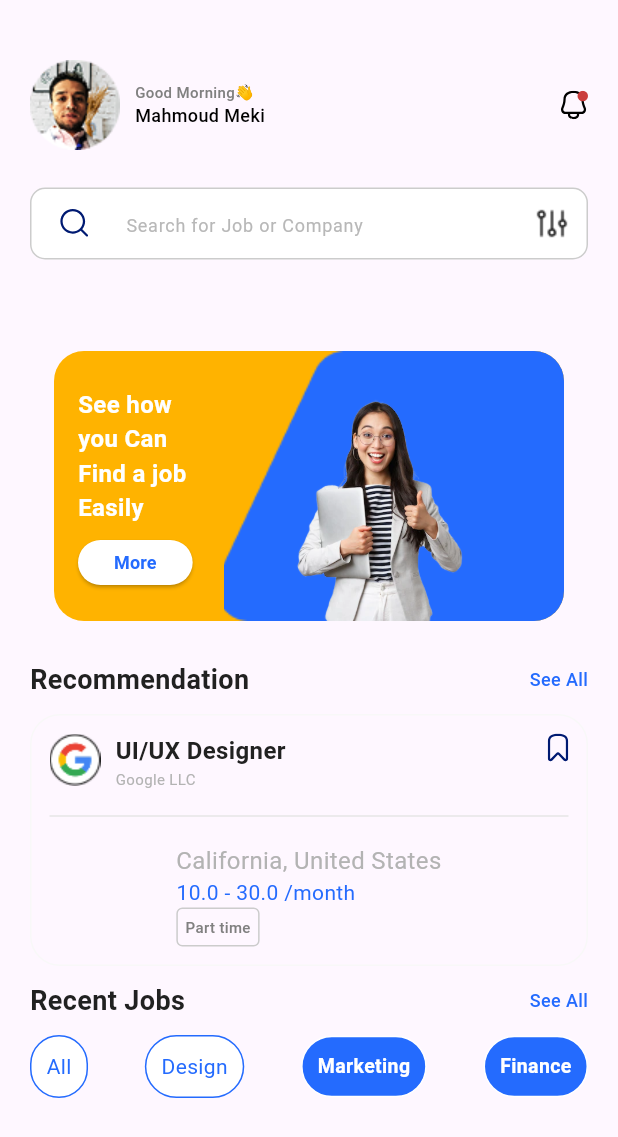
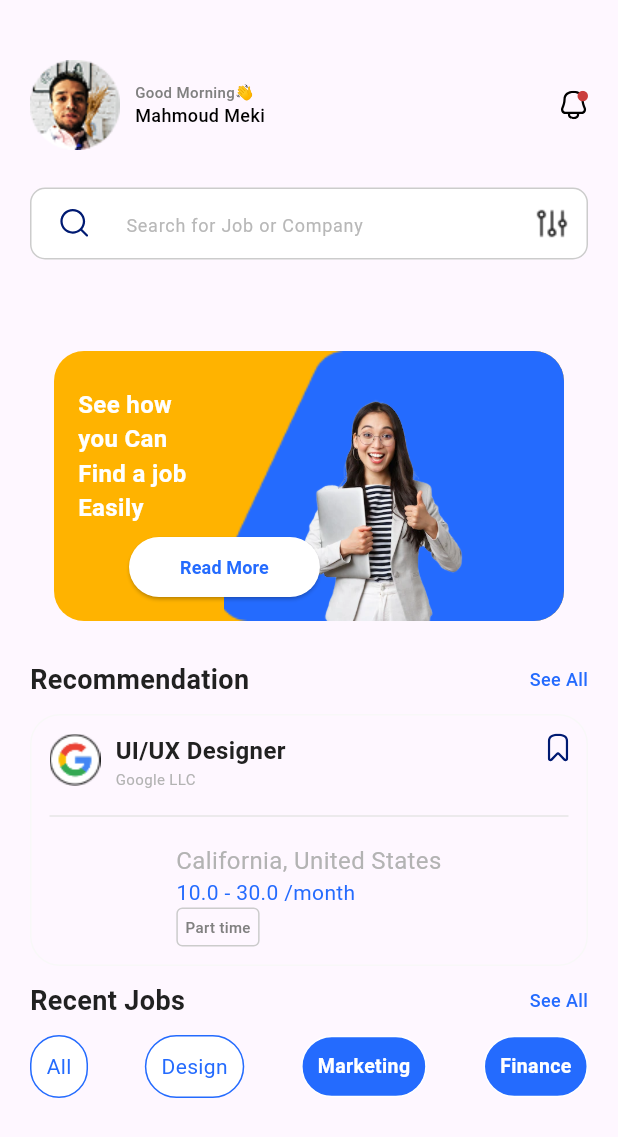
Before and after one commit to AyaEltantawy/top4job, a Flutter app: the HomePage screen opened directly, on a phone screen of 412 x 824 dp. Shown: the top 1137 px of the screen. Run offline on Flutter 3.47's test engine with Material 3 defaults, Android fonts, the phone set to English and light mode, and no system bars; our stand-ins replace bloc, date_field, equatable, firebase_auth, firebase_core, flutter_bloc and 5 more; missing offline and left inert: animated_snack_bar; accounts and stored records are empty; Roboto replaces fonts that are missing (DIN).

Commit message:
first commit

```diff
--- a/lib/features/bottom_navigation_bar/home/widgets/job_promo_card.dart
+++ b/lib/features/bottom_navigation_bar/home/widgets/job_promo_card.dart
@@ -14,44 +14,29 @@ class JobPromoCard extends StatelessWidget {
         borderRadius: BorderRadius.circular(20),
         color: Colors.amber[600],
       ),
-      child: Row(
+      child: Stack(
+        children: [
+          Row(
             children: [
               Expanded(
                 flex: 1,
                 child: Padding(
-              padding: const EdgeInsets.symmetric(horizontal: 16, vertical: 24),
+                  padding: const EdgeInsets.symmetric(
+                    horizontal: 16,
+                    vertical: 24,
+                  ),
                   child: Column(
                     crossAxisAlignment: CrossAxisAlignment.start,
                     children: [
                       Text(
                         "See how you Can Find a job Easily",
-                    style: TextStyles.font16White600Weight
-
+                        style: TextStyles.font16White600Weight,
                       ),
                       const SizedBox(height: 10),
-                  Flexible(
-                    child: ElevatedButton(
-
-                      onPressed: () {},
-                      style: ElevatedButton.styleFrom(
-                        backgroundColor: Colors.white,
-                        foregroundColor: Colors.blue,
-                        shape: RoundedRectangleBorder(
-                          borderRadius: BorderRadius.circular(30),
-                        ),
-                      ),
-                      child: Text(
-                        textAlign: TextAlign.center,
-                        "More",
-                        style: TextStyles.font12SecondBlue600Weight,
-                      ),
-                    ),
-                  ),
                     ],
                   ),
                 ),
               ),
-
 
               Expanded(
                 flex: 2,
@@ -80,8 +65,31 @@ class JobPromoCard extends StatelessWidget {
                           fit: BoxFit.contain,
                         ),
                       ),
-
                     ],
+                  ),
+                ),
+              ),
+            ],
+          ),
+          Positioned(
+            left: 50,
+            top: 120,
+            child: ElevatedButton(
+              onPressed: () {},
+              style: ElevatedButton.styleFrom(
+                backgroundColor: Colors.white,
+                foregroundColor: Colors.blue,
+                shape: RoundedRectangleBorder(
+                  borderRadius: BorderRadius.circular(30),
+                ),
+              ),
+              child: Padding(
+                padding: const EdgeInsets.all(10),
+                child: Text(
+                  textAlign: TextAlign.center,
+                  "Read More",
+                  style: TextStyles.font12SecondBlue600Weight,
+                ),
               ),
             ),
           ),
```
Lines whose indentation alone changed are shown as unchanged.
